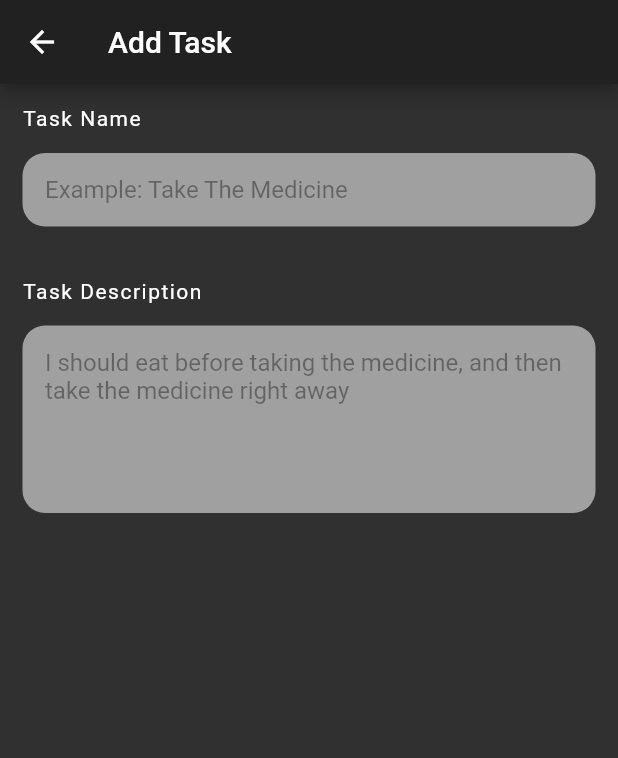
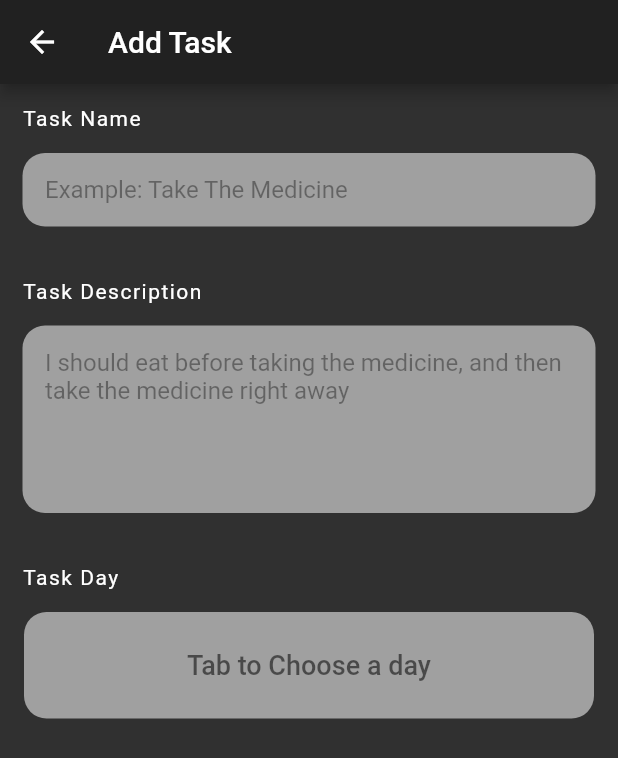
Before and after one commit to OmarHatem28/ToDo-App, a Flutter app: the AddTask screen opened by its route, on a phone screen of 412 x 824 dp. Shown: the top 758 px of the screen. Run offline on Flutter 3.47's test engine with Material 2 defaults, Android fonts, the phone set to English and light mode, and no system bars.

Commit message:
Add Select Days to Add Task Form
* Add Days Page

```diff
--- a/lib/Views/addTask.dart
+++ b/lib/Views/addTask.dart
@@ -1,4 +1,5 @@
 import 'package:flutter/material.dart';
+import 'package:todo_app/Views/days.dart';
 
 class AddTask extends StatefulWidget {
   @override
@@ -8,7 +9,7 @@ class AddTask extends StatefulWidget {
 class _AddTaskState extends State<AddTask> {
   final TextEditingController _textController = TextEditingController();
 
-  String name, description, day;
+  String name, description, day, dayText = "Tab to Choose a day";
 
   @override
   Widget build(BuildContext context) {
@@ -27,7 +28,26 @@ class _AddTaskState extends State<AddTask> {
                 "I should eat before taking the medicine, and then take the medicine right away",
                 5,
                 "TaskDescription"),
+            buildFieldName("Task Day"),
+            buildSelectDayButton(context),
           ],
+        ),
+      ),
+    );
+  }
+
+  Widget buildSelectDayButton(BuildContext context) {
+    return FlatButton(
+      onPressed: () => _NavigateForResult(context),
+      child: Container(
+        padding: EdgeInsets.all(25),
+        decoration: BoxDecoration(
+            color: Colors.white54, borderRadius: BorderRadius.circular(15)),
+        child: Center(
+          child: Text(
+            dayText,
+            style: TextStyle(color: Colors.black54, fontSize: 18),
+          ),
         ),
       ),
     );
@@ -66,4 +86,17 @@ class _AddTaskState extends State<AddTask> {
       ),
     );
   }
+
+  _NavigateForResult(BuildContext context) async {
+    final String result = await Navigator.push(
+        context,
+        new MaterialPageRoute(
+          builder: (context) => Days(),
+        ));
+    if (result != null) {
+      setState(() {
+        dayText = result;
+      });
+    }
+  }
 }
```
Also changed, not shown: lib/Views/days.dart (added, +86 -0 lines), lib/Views/myTasks.dart (+8 -2 lines).
